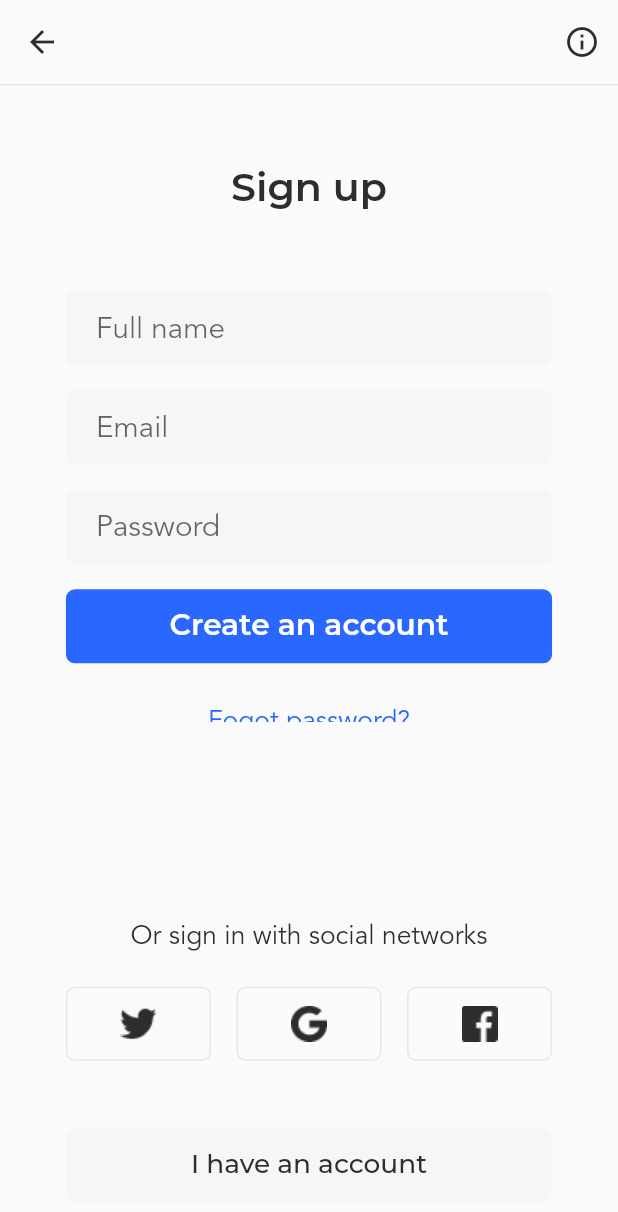
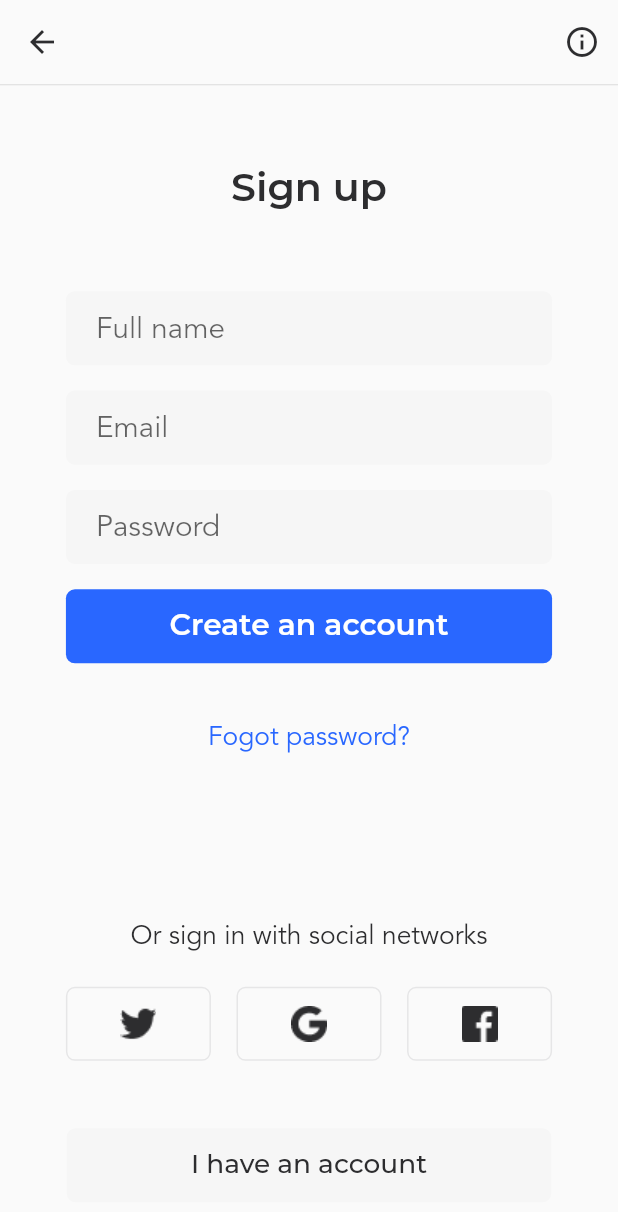
Before and after one commit to gj3017/flutter_learn_news, a Flutter app: the SignInPage screen opened by its route, after a tap on "Sign up", on a phone screen of 412 x 824 dp. Shown: the top 1212 px of the screen. Run offline on Flutter 3.47's test engine with Material 2 defaults, Android fonts, the phone set to English and light mode, and no system bars; our stand-ins replace cookie_jar, dio, dio_cookie_manager, flutter_screenutil, fluttertoast, localstorage.

Commit message:
调整forgot password文字高度

```diff
--- a/lib/pages/sign_in/sign_in.dart
+++ b/lib/pages/sign_in/sign_in.dart
@@ -172,7 +172,7 @@ class _SignInPageState extends State<SignInPage> {
 
           // Fogot password
           Container(
-            height: duSetHeight(22),
+            height: duSetHeight(50),
             margin: EdgeInsets.only(top: duSetHeight(20)),
             child: TextButton(
               onPressed: () => {},
--- a/lib/pages/sign_up/sign_up.dart
+++ b/lib/pages/sign_up/sign_up.dart
@@ -92,7 +92,7 @@ class _SignUpPageState extends State<SignUpPage> {
 
           // Fogot password
           Container(
-            height: duSetHeight(22),
+            height: duSetHeight(50),
             margin: EdgeInsets.only(top: duSetHeight(20)),
             child: TextButton(
               onPressed: () => {},
```
